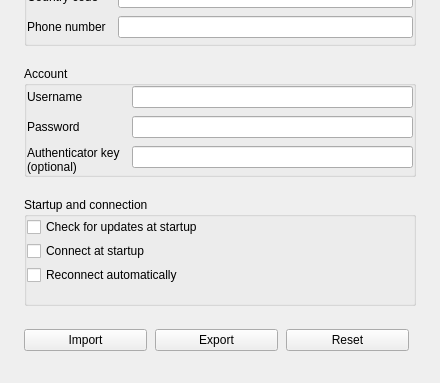
First picture: the form in presentation/dialogs/settingwindow/settingwindow.ui, repository wtalioy/JustConnect, before the edit; both pictures show x 0 to 440 and y 217 to 600 of the 440 by 600 pixel window.
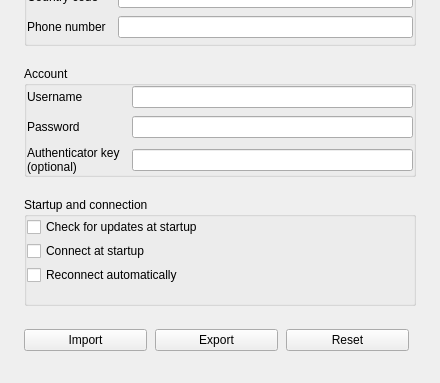
Second picture: the form after the edit.

Commit message: fix: center the authenticator field beside wrapped labels

```diff
--- a/presentation/dialogs/settingwindow/settingwindow.ui
+++ b/presentation/dialogs/settingwindow/settingwindow.ui
@@ -237,11 +237,27 @@
            </widget>
           </item>
           <item row="3" column="1">
+           <layout class="QHBoxLayout" name="totpSecretRow">
+            <property name="leftMargin">
+             <number>0</number>
+            </property>
+            <property name="topMargin">
+             <number>0</number>
+            </property>
+            <property name="rightMargin">
+             <number>0</number>
+            </property>
+            <property name="bottomMargin">
+             <number>0</number>
+            </property>
+            <item alignment="Qt::AlignVCenter">
            <widget class="QLineEdit" name="totpSecretLineEdit">
             <property name="echoMode">
              <enum>QLineEdit::Password</enum>
             </property>
            </widget>
+            </item>
+           </layout>
           </item>
           <property name="rowWrapPolicy">
            <enum>QFormLayout::WrapLongRows</enum>
```
Lines whose indentation alone changed are shown as unchanged. The commit also changes 3 other files.
